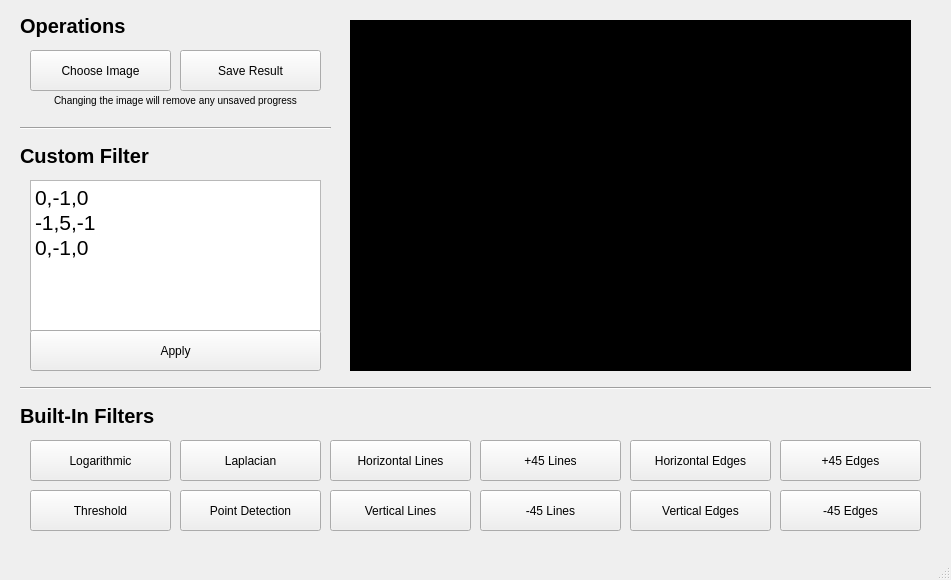
Before: the Qt Designer form application.ui in izzat-najah-edu/image-segmentor, drawn with Qt 5.
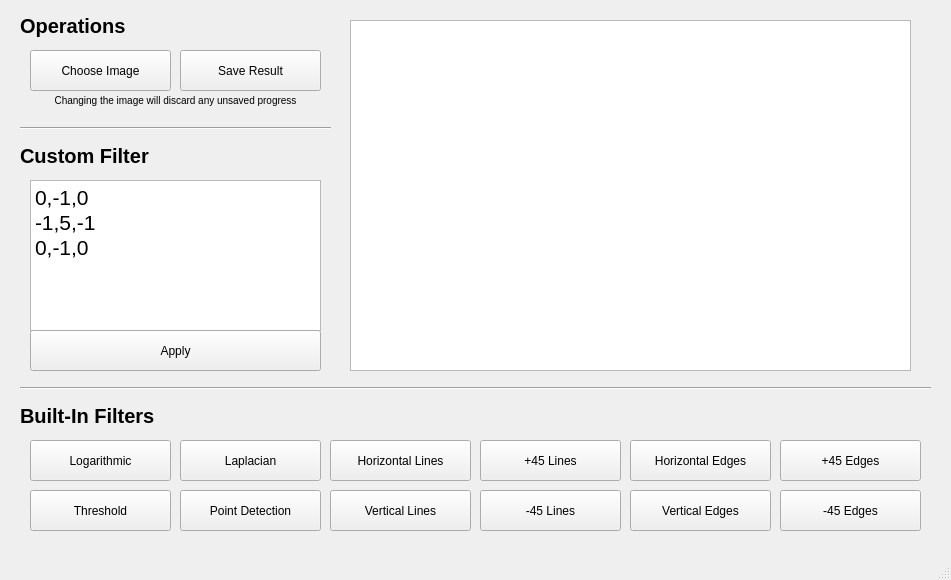
After: the same form once the commit is applied. Icons and pictures are not drawn.

Commit message: Added `open/save image` handlers, `apply custom filter` handler, and window icon.

Diff of the .ui file:
```diff
--- a/application.ui
+++ b/application.ui
@@ -69,7 +69,7 @@
      <string notr="true">font-size: 10px;</string>
     </property>
     <property name="text">
-     <string>Changing the image will remove any unsaved progress</string>
+     <string>Changing the image will discard any unsaved progress</string>
     </property>
     <property name="alignment">
      <set>Qt::AlignCenter</set>
@@ -350,7 +350,7 @@
      </rect>
     </property>
     <property name="styleSheet">
-     <string notr="true">background-color: black;</string>
+     <string notr="true"/>
     </property>
    </widget>
   </widget>
```
Left out of the diff: 34 changed lines with no effect on the pictures. The commit also changes 3 other files.
